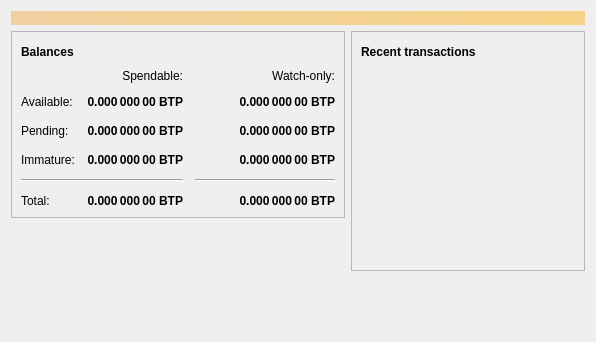
Betchip/Betchip, file src/qt/forms/overviewpage.ui: the form before one commit.
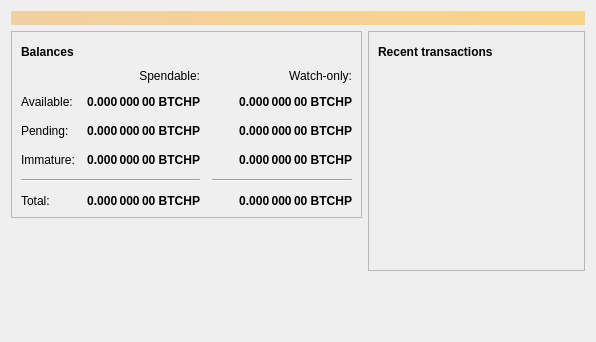
The form after the commit. Icons and pictures are not drawn.

Commit message: renamed symbol btp to btchp & adjusted mining reward

```diff
--- a/src/qt/forms/overviewpage.ui
+++ b/src/qt/forms/overviewpage.ui
@@ -129,7 +129,7 @@
                <string>Unconfirmed transactions to watch-only addresses</string>
               </property>
               <property name="text">
-               <string notr="true">0.000 000 00 BTP</string>
+               <string notr="true">0.000 000 00 BTCHP</string>
               </property>
               <property name="alignment">
                <set>Qt::AlignRight|Qt::AlignTrailing|Qt::AlignVCenter</set>
@@ -154,7 +154,7 @@
                <string>Total of transactions that have yet to be confirmed, and do not yet count toward the spendable balance</string>
               </property>
               <property name="text">
-               <string notr="true">0.000 000 00 BTP</string>
+               <string notr="true">0.000 000 00 BTCHP</string>
               </property>
               <property name="alignment">
                <set>Qt::AlignRight|Qt::AlignTrailing|Qt::AlignVCenter</set>
@@ -179,7 +179,7 @@
                <string>Mined balance in watch-only addresses that has not yet matured</string>
               </property>
               <property name="text">
-               <string notr="true">0.000 000 00 BTP</string>
+               <string notr="true">0.000 000 00 BTCHP</string>
               </property>
               <property name="alignment">
                <set>Qt::AlignRight|Qt::AlignTrailing|Qt::AlignVCenter</set>
@@ -237,7 +237,7 @@
                <string>Mined balance that has not yet matured</string>
               </property>
               <property name="text">
-               <string notr="true">0.000 000 00 BTP</string>
+               <string notr="true">0.000 000 00 BTCHP</string>
               </property>
               <property name="alignment">
                <set>Qt::AlignRight|Qt::AlignTrailing|Qt::AlignVCenter</set>
@@ -282,7 +282,7 @@
                <string>Your current total balance</string>
               </property>
               <property name="text">
-               <string notr="true">0.000 000 00 BTP</string>
+               <string notr="true">0.000 000 00 BTCHP</string>
               </property>
               <property name="alignment">
                <set>Qt::AlignRight|Qt::AlignTrailing|Qt::AlignVCenter</set>
@@ -307,7 +307,7 @@
                <string>Current total balance in watch-only addresses</string>
               </property>
               <property name="text">
-               <string notr="true">0.000 000 00 BTP</string>
+               <string notr="true">0.000 000 00 BTCHP</string>
               </property>
               <property name="alignment">
                <set>Qt::AlignRight|Qt::AlignTrailing|Qt::AlignVCenter</set>
@@ -349,7 +349,7 @@
                <string>Your current spendable balance</string>
               </property>
               <property name="text">
-               <string notr="true">0.000 000 00 BTP</string>
+               <string notr="true">0.000 000 00 BTCHP</string>
               </property>
               <property name="alignment">
                <set>Qt::AlignRight|Qt::AlignTrailing|Qt::AlignVCenter</set>
@@ -374,7 +374,7 @@
                <string>Your current balance in watch-only addresses</string>
               </property>
               <property name="text">
-               <string notr="true">0.000 000 00 BTP</string>
+               <string notr="true">0.000 000 00 BTCHP</string>
               </property>
               <property name="alignment">
                <set>Qt::AlignRight|Qt::AlignTrailing|Qt::AlignVCenter</set>
```
The commit also changes 65 other files.
